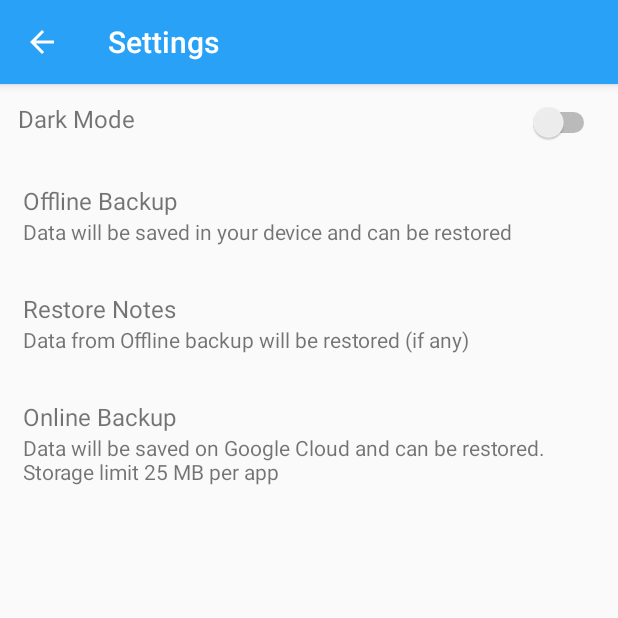
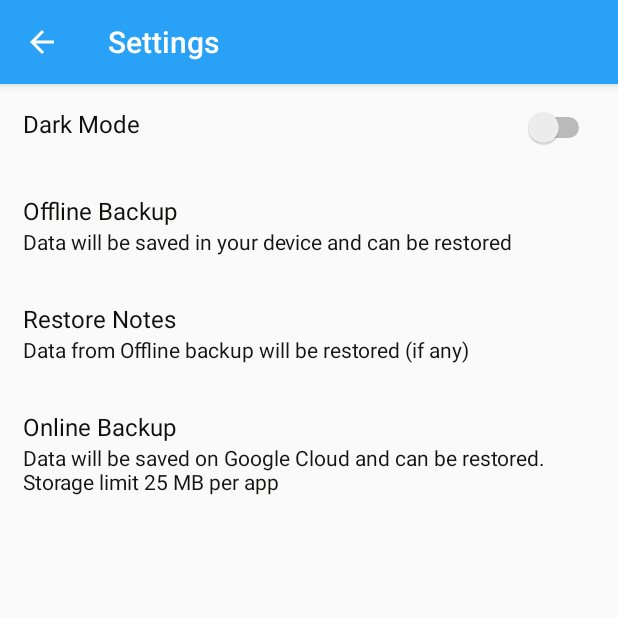
Before and after one commit to dipu989/Take-Notes, an Android app: the SettingsActivity screen opened directly, with no data from a screen before it, on a phone screen of 412 x 824 dp, the top half of it. Run offline under Robolectric (Android 15) with nearby library versions, the phone set to English and light mode, and no system bars.

Commit message:
:lipstick: Improve settings and new note UI

```diff
--- a/app/src/main/res/layout/activity_display_note.xml
+++ b/app/src/main/res/layout/activity_display_note.xml
@@ -26,7 +26,7 @@
         android:layout_height="match_parent"
         android:layout_below="@+id/edit_note_toolbar"
         android:orientation="vertical"
-        android:layout_margin="@dimen/layout_margin_medium"
+        android:layout_margin="@dimen/layout_margin_large"
         android:backgroundTint="@color/new_and_display_bg">
 
         <TextView
@@ -55,6 +55,7 @@
         android:layout_marginTop="10dp"
         android:gravity="top|left"
         android:background="@null"
+        android:textSize="18dp"
         android:textCursorDrawable="@drawable/color_cursor"
         ></EditText>
 
--- a/app/src/main/res/layout/activity_new_note.xml
+++ b/app/src/main/res/layout/activity_new_note.xml
@@ -25,7 +25,7 @@
         android:layout_width="match_parent"
         android:layout_height="match_parent"
         android:layout_below="@id/new_note_toolbar"
-        android:layout_margin="@dimen/layout_margin_medium"
+        android:layout_margin="@dimen/layout_margin_large"
         android:orientation="vertical"
         android:elevation="0dp"
         android:backgroundTint="@color/new_and_display_bg"
@@ -49,6 +49,7 @@
             android:layout_height="match_parent"
             android:layout_below="@+id/note_title"
             android:layout_marginTop="10dp"
+            android:textSize="18dp"
             android:background="@null"
             android:textColor="@color/textColor"
             android:hint="Note here..."
--- a/app/src/main/res/layout/activity_settings.xml
+++ b/app/src/main/res/layout/activity_settings.xml
@@ -22,13 +22,19 @@
         android:orientation="horizontal"
         android:layout_below="@id/settings_activity_toolbar"
         android:layout_marginTop="8dp"
-        android:layout_margin="12dp">
+        android:layout_margin="12dp"
+        android:padding="3dp"
+        android:background="?attr/selectableItemBackground"
+        android:clickable="true"
+        android:focusable="true"
+        android:onClick="toggleNightMode">
 
         <TextView
             android:layout_width="wrap_content"
             android:layout_height="wrap_content"
             android:text="Dark Mode"
             android:textSize="16dp"
+            android:textColor="@color/settingsHeadingColor"
             ></TextView>
 
         <Switch
@@ -60,7 +66,8 @@
             android:layout_height="wrap_content"
             android:clickable="false"
             android:textSize="16dp"
-            android:text="Offline Backup">
+            android:text="Offline Backup"
+            android:textColor="@color/settingsHeadingColor">
         </TextView>
 
         <TextView
@@ -68,6 +75,7 @@
             android:layout_height="wrap_content"
             android:clickable="false"
             android:text="Data will be saved in your device and can be restored"
+            android:textColor="@color/settingsSubHeadingColor"
             ></TextView>
     </LinearLayout>
 
@@ -90,7 +98,8 @@
             android:layout_height="wrap_content"
             android:clickable="false"
             android:textSize="16dp"
-            android:text="Restore Notes">
+            android:text="Restore Notes"
+            android:textColor="@color/settingsHeadingColor">
         </TextView>
 
         <TextView
@@ -98,6 +107,7 @@
             android:layout_height="wrap_content"
             android:clickable="false"
             android:text="Data from Offline backup will be restored (if any)"
+            android:textColor="@color/settingsSubHeadingColor"
             ></TextView>
     </LinearLayout>
 
@@ -119,7 +129,8 @@
             android:layout_height="wrap_content"
             android:clickable="false"
             android:textSize="16dp"
-            android:text="Online Backup">
+            android:text="Online Backup"
+            android:textColor="@color/settingsHeadingColor">
         </TextView>
 
         <TextView
@@ -127,6 +138,7 @@
             android:layout_height="wrap_content"
             android:clickable="false"
             android:text="Data will be saved on Google Cloud and can be restored. Storage limit 25 MB per app"
+            android:textColor="@color/settingsSubHeadingColor"
             ></TextView>
     </LinearLayout>
 
--- a/app/src/main/res/values-night/colors.xml
+++ b/app/src/main/res/values-night/colors.xml
@@ -15,4 +15,6 @@
     <color name="iconColor">#FFFFFF</color>
     <color name="new_and_display_bg">#121212</color>
     <color name="noteFragmentColor">#121212</color>
+    <color name="settingsHeadingColor">#FFFFFF</color>
+    <color name="settingsSubHeadingColor">#FFFFFF</color>
 </resources>
--- a/app/src/main/res/values/colors.xml
+++ b/app/src/main/res/values/colors.xml
@@ -16,4 +16,6 @@
     <color name="new_and_display_bg">#FFFFFF</color>
     <color name="noteFragmentColor">#FFFFFF</color>
     <color name="alertDialogBtnColor">#28A1F7</color>
+    <color name="settingsHeadingColor">#0f0f0e</color>
+    <color name="settingsSubHeadingColor">#141413</color>
 </resources>
```
Also changed, not shown: app/src/main/java/com/example/takenotes/Activity/SettingsActivity.java (+25 -5 lines).
